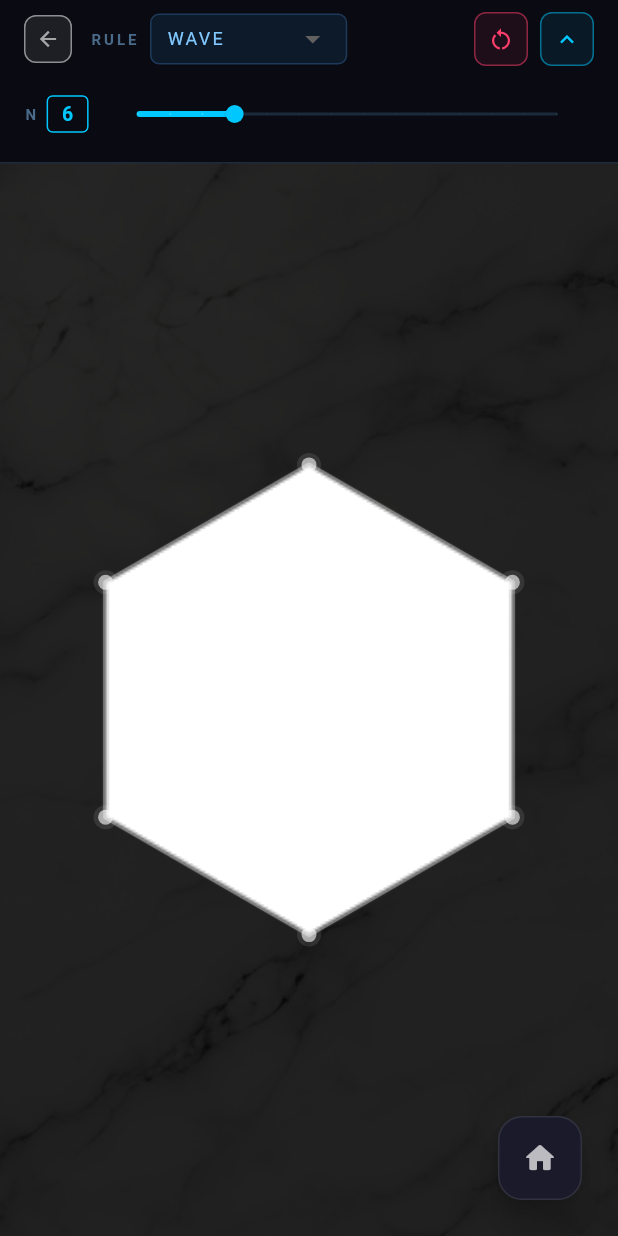
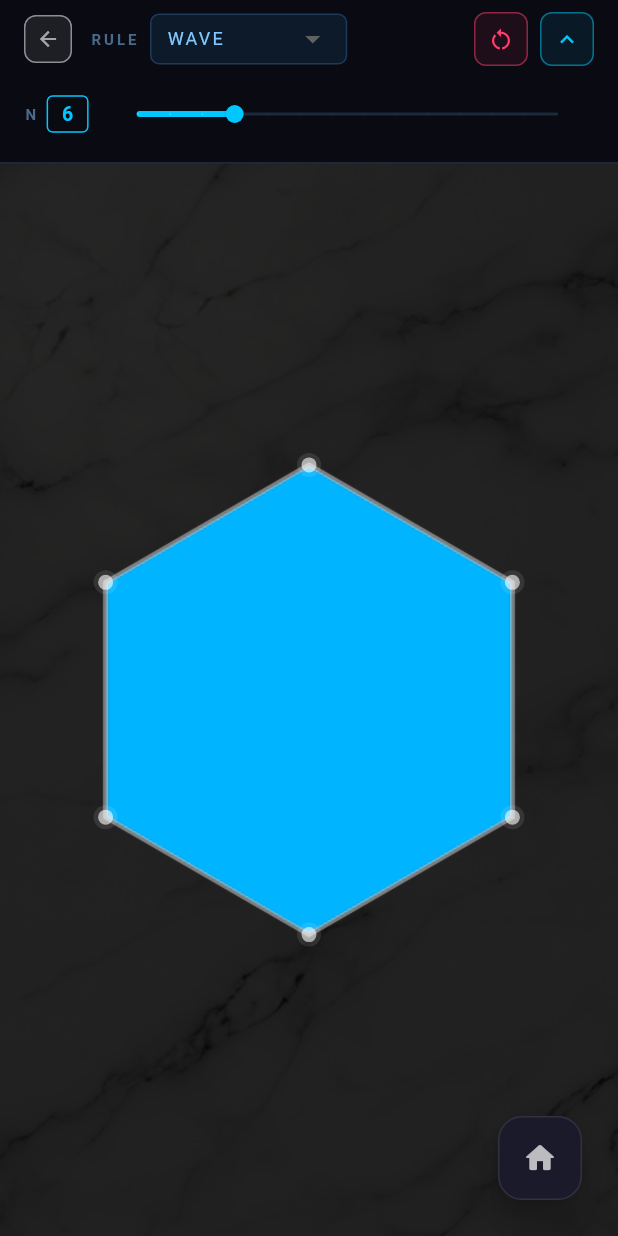
Before and after one commit to suginole/vessel, a Flutter app: the screen it shows after launch, after a tap on "WAVE", on a phone screen of 412 x 824 dp. Run offline on Flutter 3.47's test engine with Material 3 defaults, Android fonts, the phone set to English and light mode, and no system bars.

Commit message:
Improve Wave visuals, restore HomeScreen icons, and refine ElectricRule physics

```diff
--- a/lib/rules/electric_rule.dart
+++ b/lib/rules/electric_rule.dart
@@ -59,7 +59,7 @@ class ElectricRule extends FieldRule {
   @override
   List<RuleParam> get params => [
     RuleParam(key: 'K', label: 'Coulomb K', min: 0.00002, max: 0.01, defaultValue: 0.001, getCurrentValue: () => kConstant),
-    RuleParam(key: 'charge', label: 'Charge', min: -5.0, max: 5.0, defaultValue: 1.0, getCurrentValue: () => currentCharge),
+    RuleParam(key: 'charge', label: 'Charge', min: -5.0, max: 5.0, defaultValue: 1.0, divisions: 10, getCurrentValue: () => currentCharge),
   ];
 
   double kConstant = 0.001;
@@ -83,7 +83,7 @@ class ElectricRule extends FieldRule {
   @override
   void setParam(String key, double value) {
     if (key == 'K') kConstant = value;
-    if (key == 'charge') currentCharge = value;
+    if (key == 'charge') currentCharge = value.roundToDouble(); // 離散値（整数）として扱う
   }
 
   @override
@@ -122,9 +122,19 @@ class ElectricRule extends FieldRule {
   void _integrate(double dtC, double dtD, List<double> mask, int w, int h) {
     for (var b in bodies) {
       b.pos += b.vel * dtC;
-      if (b.pos.dx < 0 || b.pos.dx >= w || b.pos.dy < 0 || b.pos.dy >= h || mask[b.pos.dy.toInt() * w + b.pos.dx.toInt()] == 0) {
-        if (b.pos.dx < 0 || b.pos.dx >= w) b.vel = Offset(-b.vel.dx, b.vel.dy);
-        if (b.pos.dy < 0 || b.pos.dy >= h) b.vel = Offset(b.vel.dx, -b.vel.dy);
+
+      // 完全弾性反射（境界での法線反射を近似）
+      final ix = b.pos.dx.toInt();
+      final iy = b.pos.dy.toInt();
+      if (ix < 0 || ix >= w || iy < 0 || iy >= h || mask[iy * w + ix] == 0) {
+        // 簡易的な法線反射：x/y軸に平行な境界と仮定して反転
+        if (b.pos.dx < 0 || b.pos.dx >= w || (iy >= 0 && iy < h && ix >= 0 && ix < w && mask[iy * w + (b.pos.dx < ix ? ix+1 : ix-1)] == 0)) {
+          b.vel = Offset(-b.vel.dx, b.vel.dy);
+        }
+        if (b.pos.dy < 0 || b.pos.dy >= h || (ix >= 0 && ix < w && iy >= 0 && iy < h && mask[(b.pos.dy < iy ? iy+1 : iy-1) * w + ix] == 0)) {
+          b.vel = Offset(b.vel.dx, -b.vel.dy);
+        }
+        // 境界内に押し戻す
         b.pos = Offset(b.pos.dx.clamp(0.1, w - 1.1), b.pos.dy.clamp(0.1, h - 1.1));
       }
     }
--- a/lib/rules/field_rule.dart
+++ b/lib/rules/field_rule.dart
@@ -30,20 +30,26 @@ class RenderConfig {
   final int Function(double u, double mask, int channel) pixel;
   const RenderConfig({required this.pixel});
 
-  // 赤-白-青（Wave用）
-  static RenderConfig blueRed() => RenderConfig(pixel: (u, m, ch) {
+  // 水面（Wave用）：深青（谷）〜シアン（平坦）〜白（山）
+  static RenderConfig water() => RenderConfig(pixel: (u, m, ch) {
     final v = (u / 3.0).clamp(-1.0, 1.0);
     int r, g, b;
+
     if (v >= 0) {
-      r = (255 * (1.0 - v)).toInt().clamp(0, 255);
-      g = (255 * (1.0 - v)).toInt().clamp(0, 255);
+      // 山（正の変位）：シアンから白へ
+      // v=0: (0, 180, 255) -> v=1: (255, 255, 255)
+      r = (v * 255).toInt();
+      g = (180 + v * 75).toInt();
       b = 255;
     } else {
+      // 谷（負の変位）：シアンから深青へ
+      // v=0: (0, 180, 255) -> v=-1: (0, 20, 80)
       final t = -v;
-      r = 255;
-      g = (255 * (1.0 - t)).toInt().clamp(0, 255);
-      b = (255 * (1.0 - t)).toInt().clamp(0, 255);
+      r = 0;
+      g = (180 * (1.0 - t) + 20 * t).toInt();
+      b = (255 * (1.0 - t) + 80 * t).toInt();
     }
+
     final rgb = [r, g, b];
     return (rgb[ch] * m).toInt().clamp(0, 255);
   });
--- a/lib/rules/wave_rule.dart
+++ b/lib/rules/wave_rule.dart
@@ -8,7 +8,7 @@ class WaveRule extends FieldRule {
   String get name => 'wave';
 
   @override
-  RenderConfig get renderConfig => RenderConfig.blueRed();
+  RenderConfig get renderConfig => RenderConfig.water();
 
   @override
   void onTouchStart(Grid grid, Offset p) => onPoint(grid, p);
--- a/lib/ui/home_screen.dart
+++ b/lib/ui/home_screen.dart
@@ -89,18 +89,18 @@ class _HomeScreenState extends State<HomeScreen> {
               ),
             ),
             _section('CLASSICAL PHYSICS', [
-              _item(context, 'WAVE', 'Wave propagation & interference', const Color(0xFF00C8FF), WaveRule()),
-              _item(context, 'GRAVITY', 'Orbital mechanics & N-body', const Color(0xFFFF3D6B), GravityRule()),
-              _item(context, 'ELECTRIC', 'Coulomb force & Annihilation', const Color(0xFF80C8FF), ElectricRule()),
-              _item(context, 'HEAT', 'Thermal diffusion & Entropy', const Color(0xFFFF8A00), HeatRule()),
+              _item(context, 'WAVE', 'Wave propagation & interference', const Color(0xFF00C8FF), WaveRule(), Icons.waves_rounded),
+              _item(context, 'GRAVITY', 'Orbital mechanics & N-body', const Color(0xFFFF3D6B), GravityRule(), Icons.public_rounded),
+              _item(context, 'ELECTRIC', 'Coulomb force & Annihilation', const Color(0xFF80C8FF), ElectricRule(), Icons.flash_on_rounded),
+              _item(context, 'HEAT', 'Thermal diffusion & Entropy', const Color(0xFFFF8A00), HeatRule(), Icons.thermostat_rounded),
             ]),
             _section('CHEMICAL & BIOLOGICAL', [
-              _item(context, 'GRAY-SCOTT', 'Reaction-diffusion patterns', const Color(0xFF00FFB2), GrayScottRule()),
-              _item(context, 'BZ REACTION', 'Oscillatory wave patterns', const Color(0xFFFF00F5), BZRule()),
+              _item(context, 'GRAY-SCOTT', 'Reaction-diffusion patterns', const Color(0xFF00FFB2), GrayScottRule(), Icons.biotech_rounded),
+              _item(context, 'BZ REACTION', 'Oscillatory wave patterns', const Color(0xFFFF00F5), BZRule(), Icons.opacity_rounded),
             ]),
             _section('DISCRETE SYSTEMS', [
-              _item(context, 'LIFE', "Conway's Game of Life", const Color(0xFFFFFFFF), LifeRule()),
-              _item(context, 'ARC', 'Dielectric breakdown model', const Color(0xFF7000FF), ArcRule()),
+              _item(context, 'LIFE', "Conway's Game of Life", const Color(0xFFFFFFFF), LifeRule(), Icons.grid_view_rounded),
+              _item(context, 'ARC', 'Dielectric breakdown model', const Color(0xFF7000FF), ArcRule(), Icons.electric_bolt_rounded),
             ]),
             const SliverToBoxAdapter(child: SizedBox(height: 60)),
           ],
@@ -139,7 +139,7 @@ class _HomeScreenState extends State<HomeScreen> {
     );
   }
 
-  Widget _item(BuildContext context, String name, String desc, Color color, FieldRule rule) {
+  Widget _item(BuildContext context, String name, String desc, Color color, FieldRule rule, IconData icon) {
     return GestureDetector(
       onTap: () => _launch(context, rule),
       child: Container(
@@ -157,7 +157,7 @@ class _HomeScreenState extends State<HomeScreen> {
         child: Column(
           crossAxisAlignment: CrossAxisAlignment.start,
           children: [
-            Icon(Icons.science_outlined, color: color, size: 24),
+            Icon(icon, color: color, size: 24),
             const Spacer(),
             Text(
               name,
```
